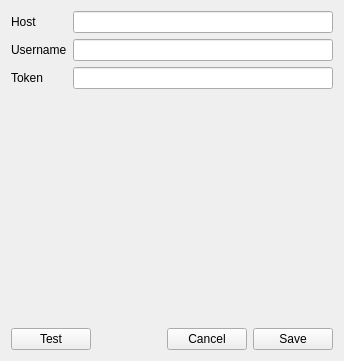
This is src/app/settingswidget.ui in AlexandrePTJ/kemai as Qt 5 draws it before an edit. The edited form follows.
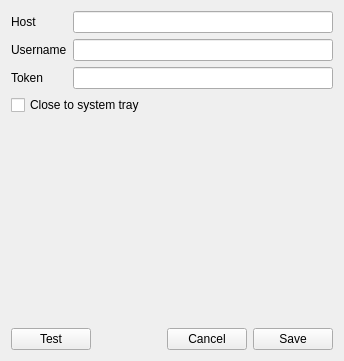
This is the edited form.

Commit message: Add system tray

What changed in the file:
```diff
--- a/src/app/settingswidget.ui
+++ b/src/app/settingswidget.ui
@@ -53,6 +53,13 @@
      <item row="2" column="1">
       <widget class="QLineEdit" name="leToken"/>
      </item>
+        <item row="3" column="0" colspan="2">
+            <widget class="QCheckBox" name="cbCloseToSystemTray">
+                <property name="text">
+                    <string>Close to system tray</string>
+                </property>
+            </widget>
+        </item>
     </layout>
    </item>
    <item>
```
Lines whose indentation alone changed are shown as unchanged. The commit also changes 9 other files.
